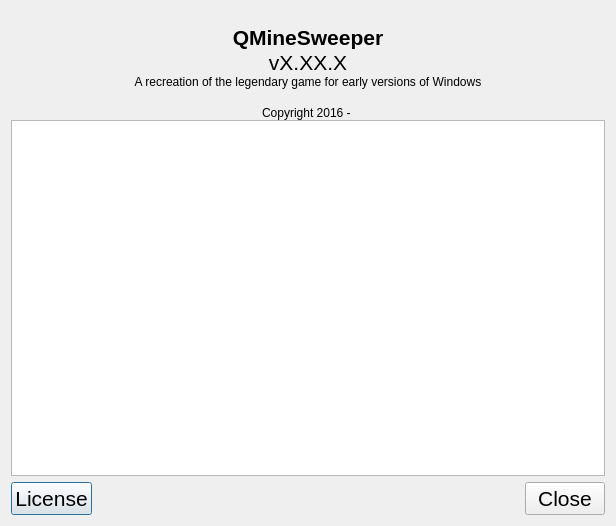
First picture: the form in forms/aboutqmsdialog.ui, repository Pinguinsan/QMineSweeper, before the edit.
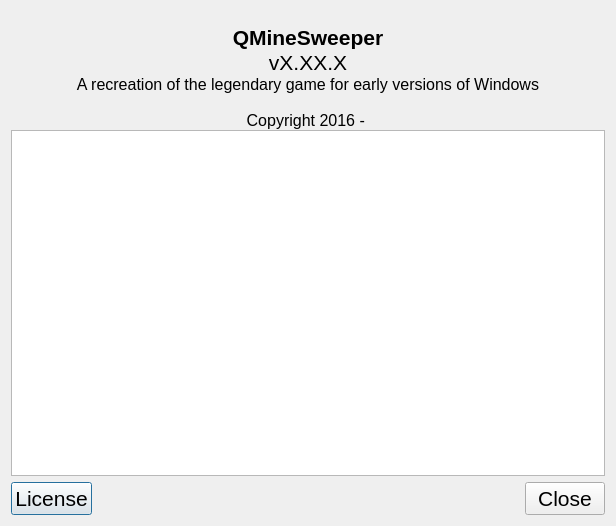
Second picture: the form after the edit. Icons and pictures are not drawn.

The edit to the form file:
```diff
--- a/forms/aboutqmsdialog.ui
+++ b/forms/aboutqmsdialog.ui
@@ -76,6 +76,11 @@
      </item>
      <item>
       <widget class="QLabel" name="lblProgramDescription">
+       <property name="font">
+        <font>
+         <pointsize>12</pointsize>
+        </font>
+       </property>
        <property name="text">
         <string>A recreation of the legendary game for early versions of Windows</string>
        </property>
@@ -110,6 +115,11 @@
      </item>
      <item>
       <widget class="QLabel" name="lblProgramCopyright">
+       <property name="font">
+        <font>
+         <pointsize>12</pointsize>
+        </font>
+       </property>
        <property name="text">
         <string>Copyright 2016 - </string>
        </property>
```
